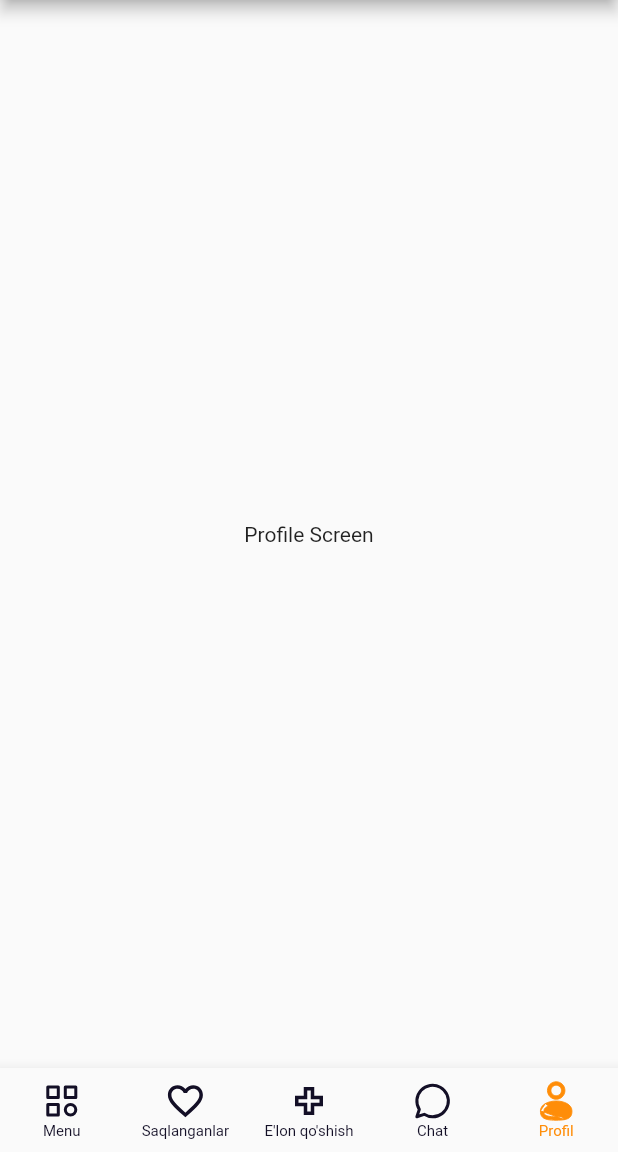
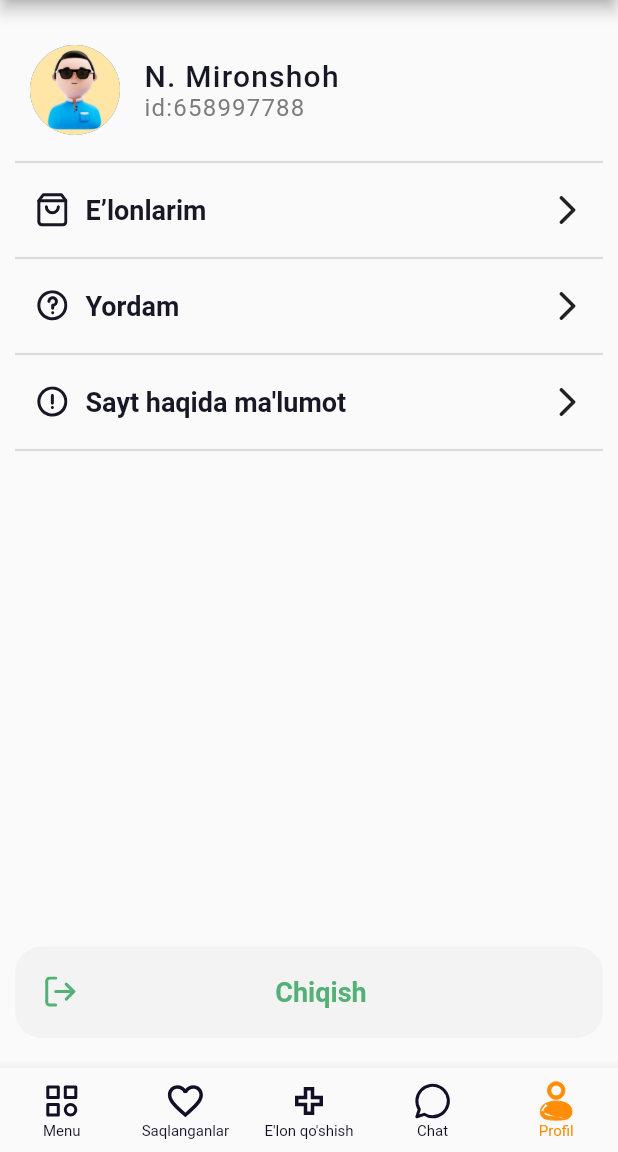
Before and after one commit to nomozovasror/UyJoyBaraka, a Flutter app: the screen it shows after launch, item 5 of the bottom bar chosen, on a phone screen of 412 x 824 dp, the part 84-1236 px from its top. Run offline on Flutter 3.47's test engine with Material 2 defaults, Android fonts, the phone set to English and light mode, and no system bars; our stand-ins replace carousel_slider, flutter_svg, like_button, smooth_page_indicator; network calls fail.

Commit message:
profile screen add

```diff
--- a/lib/pages/profile.dart
+++ b/lib/pages/profile.dart
@@ -1,4 +1,5 @@
 import 'package:flutter/material.dart';
+import 'package:flutter_svg/flutter_svg.dart';
 
 class ProfileScreen extends StatefulWidget {
   const ProfileScreen({super.key});
@@ -10,11 +11,143 @@ class ProfileScreen extends StatefulWidget {
 class _ProfileScreenState extends State<ProfileScreen> {
   @override
   Widget build(BuildContext context) {
-    return const Center(
+    return Padding(
+      padding: const EdgeInsets.symmetric(horizontal: 10, vertical: 20),
       child: Column(
-        mainAxisAlignment: MainAxisAlignment.center,
+        mainAxisAlignment: MainAxisAlignment.spaceBetween,
         children: <Widget>[
-          Text('Profile Screen'),
+          Column(
+            children: [
+              const Padding(
+                padding: EdgeInsets.symmetric(horizontal: 10, vertical: 10),
+                child: Row(
+                  children: [
+                    CircleAvatar(
+                      backgroundImage: AssetImage("assets/images/user.jpg"),
+                      radius: 30,
+                    ),
+                    SizedBox(width: 16,),
+                    Column(
+                      mainAxisAlignment: MainAxisAlignment.start,
+                      crossAxisAlignment: CrossAxisAlignment.start,
+                      children: [
+                        Text(
+                          "N. Mironshoh",
+                          style: TextStyle(
+                            fontSize: 20,
+                            fontWeight: FontWeight.w500,
+                            color: Color(0xff181725),
+                            letterSpacing: .8
+                          ),
+                        ),
+                        Text(
+                          "id:658997788",
+                          style: TextStyle(
+                            fontSize: 16,
+                            fontWeight: FontWeight.w400,
+                            color: Color(0xff7C7C7C),
+                            letterSpacing: .8
+                          ),
+                        ),
+                      ],
+                    )
+                  ],
+                ),
+              ),
+              const Divider(thickness: 1.6,),
+              Padding(
+                padding: const EdgeInsets.only(left: 14),
+                child: Row(
+                  mainAxisAlignment: MainAxisAlignment.spaceBetween,
+                  children: [
+                    Row(children: [
+                      SvgPicture.asset("assets/icons/Orders.svg"),
+                      const SizedBox(width: 12,),
+                      const Text(
+                          "E’lonlarim",
+                          style: TextStyle(
+                            fontSize: 18,
+                            fontWeight: FontWeight.w600,
+                            color: Color(0xff181725)
+                          )
+                      )
+                    ],),
+                    IconButton(onPressed: (){}, icon: Icon(Icons.arrow_forward_ios_rounded))
+                  ],
+                ),
+              ),
+              const Divider(thickness: 1.6,),
+              Padding(
+                padding: const EdgeInsets.only(left: 14),
+                child: Row(
+                  mainAxisAlignment: MainAxisAlignment.spaceBetween,
+                  children: [
+                    Row(children: [
+                      SvgPicture.asset("assets/icons/help.svg"),
+                      const SizedBox(width: 12,),
+                      const Text(
+                          "Yordam",
+                          style: TextStyle(
+                              fontSize: 18,
+                              fontWeight: FontWeight.w600,
+                              color: Color(0xff181725)
+                          )
+                      )
+                    ],),
+                    IconButton(onPressed: (){}, icon: Icon(Icons.arrow_forward_ios_rounded))
+                  ],
+                ),
+              ),
+              const Divider(thickness: 1.6,),
+              Padding(
+                padding: const EdgeInsets.only(left: 14),
+                child: Row(
+                  mainAxisAlignment: MainAxisAlignment.spaceBetween,
+                  children: [
+                    Row(children: [
+                      SvgPicture.asset("assets/icons/about.svg"),
+                      const SizedBox(width: 12,),
+                      const Text(
+                          "Sayt haqida ma'lumot",
+                          style: TextStyle(
+                              fontSize: 18,
+                              fontWeight: FontWeight.w600,
+                              color: Color(0xff181725)
+                          )
+                      )
+                    ],),
+                    IconButton(onPressed: (){}, icon: Icon(Icons.arrow_forward_ios_rounded))
+                  ],
+                ),
+              ),
+              const Divider(thickness: 1.6,),
+            ],
+          ),
+          Container(
+            padding: const EdgeInsets.symmetric(
+              horizontal: 20,
+              vertical: 20
+            ),
+            decoration: BoxDecoration(
+              color: const Color(0xffF2F3F2),
+              borderRadius: BorderRadius.circular(18)
+            ),
+            child: Row(
+              mainAxisAlignment: MainAxisAlignment.spaceBetween,
+              children: [
+                SvgPicture.asset("assets/icons/exit.svg"),
+                const Text(
+                    "Chiqish",
+                    style: TextStyle(
+                      fontSize: 18,
+                      fontWeight: FontWeight.w600,
+                      color: Color(0xff53B175)
+                    ),
+                ),
+                const SizedBox(width: 5,)
+              ],
+            ),
+          )
         ],
       ),
     );
```
Also changed, not shown: assets/icons/Orders.svg (added), assets/icons/about.svg (added), assets/icons/exit.svg (added), assets/icons/help.svg (added), assets/images/user.jpg (added), lib/screens/about.dart (added).
